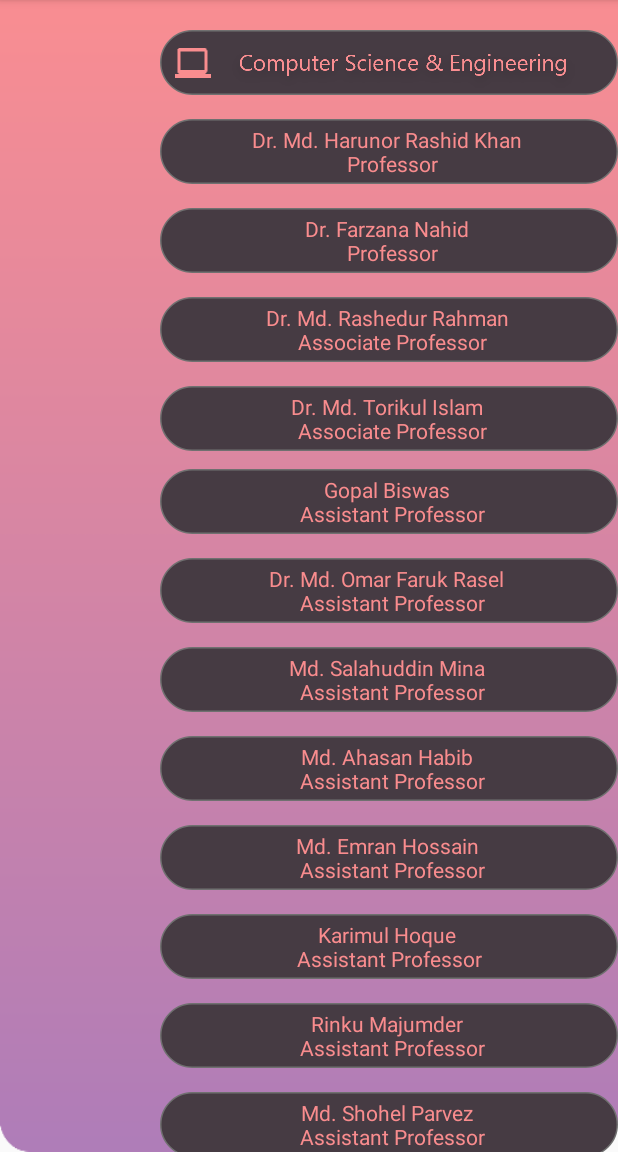
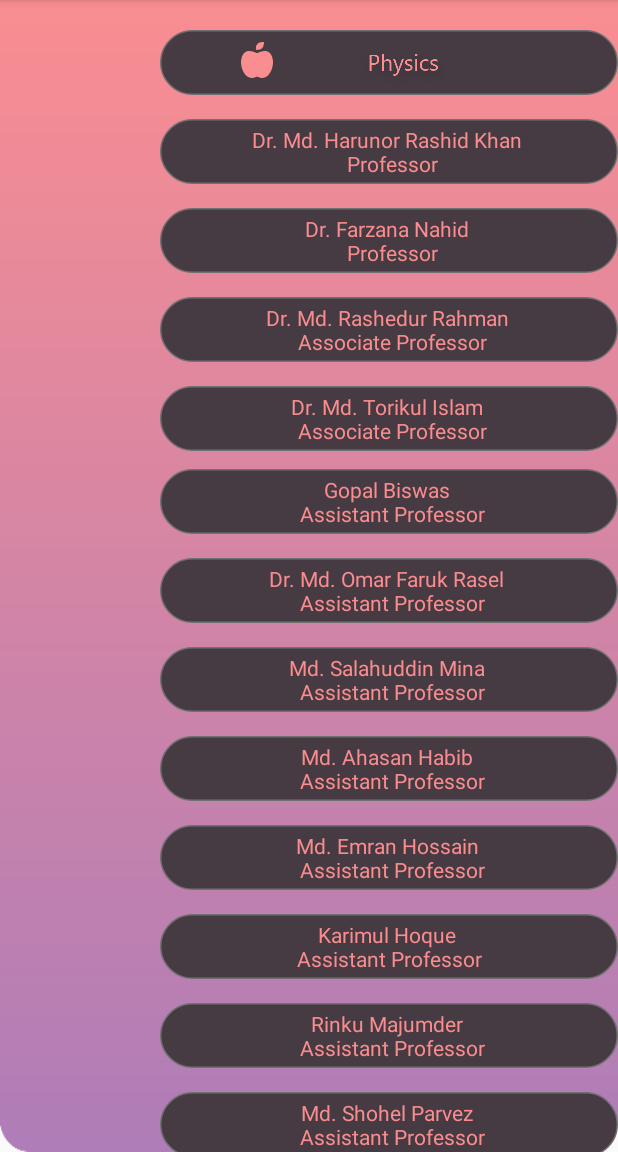
Before and after one commit to Sohel160202/KUPhoneBookTest, an Android app: the physics screen opened directly, with no data from a screen before it, on a phone screen of 412 x 824 dp, the part 84-1236 px from its top. Run offline under Robolectric (Android 15) with nearby library versions, the light colour scheme and no system bars.

Commit message:
Architecture : Physics : URP Discipline Page : Icon and Headline Text Changed
Signed-off-by: Sohel160202 <33374843+Sohel160202@users.noreply.github.com>

```diff
--- a/app/src/main/res/layout/activity_physics.xml
+++ b/app/src/main/res/layout/activity_physics.xml
@@ -35,25 +35,25 @@
             android:id="@+id/HeadlineText"
             android:layout_width="0dp"
             android:layout_height="wrap_content"
-            android:layout_marginEnd="24dp"
-            android:layout_marginRight="24dp"
+            android:layout_marginEnd="110dp"
+            android:layout_marginRight="110dp"
             app:layout_constraintBottom_toBottomOf="@+id/HeadlineBox"
             app:layout_constraintEnd_toEndOf="@+id/HeadlineBox"
             app:layout_constraintTop_toTopOf="@+id/HeadlineBox"
             app:layout_constraintVertical_bias="1.0"
-            app:srcCompat="@drawable/cse_text" />
+            app:srcCompat="@drawable/physics_text" />
 
         <ImageView
             android:id="@+id/Headline_Icon"
             android:layout_width="0dp"
             android:layout_height="wrap_content"
-            android:layout_marginTop="12dp"
+            android:layout_marginTop="8dp"
             android:tint="#FA8D8F"
             app:layout_constraintEnd_toStartOf="@+id/HeadlineText"
             app:layout_constraintHorizontal_bias="1.0"
             app:layout_constraintStart_toStartOf="@+id/HeadlineBox"
             app:layout_constraintTop_toTopOf="@+id/HeadlineBox"
-            app:srcCompat="@drawable/cse_icon" />
+            app:srcCompat="@drawable/physics_icon" />
 
         <ImageView
             android:id="@+id/imageView4"
--- a/app/src/main/res/layout/activity_u_r_p.xml
+++ b/app/src/main/res/layout/activity_u_r_p.xml
@@ -41,19 +41,19 @@
             app:layout_constraintEnd_toEndOf="@+id/HeadlineBox"
             app:layout_constraintTop_toTopOf="@+id/HeadlineBox"
             app:layout_constraintVertical_bias="1.0"
-            app:srcCompat="@drawable/cse_text" />
+            app:srcCompat="@drawable/urp_text" />
 
         <ImageView
             android:id="@+id/Headline_Icon"
             android:layout_width="0dp"
             android:layout_height="wrap_content"
-            android:layout_marginTop="12dp"
+            android:layout_marginTop="10dp"
             android:tint="#FA8D8F"
             app:layout_constraintEnd_toStartOf="@+id/HeadlineText"
             app:layout_constraintHorizontal_bias="1.0"
             app:layout_constraintStart_toStartOf="@+id/HeadlineBox"
             app:layout_constraintTop_toTopOf="@+id/HeadlineBox"
-            app:srcCompat="@drawable/cse_icon" />
+            app:srcCompat="@drawable/urp_icon" />
 
         <ImageView
             android:id="@+id/imageView4"
```
Also changed, not shown: app/src/main/res/layout/activity_architecture.xml (+4 -4 lines).
